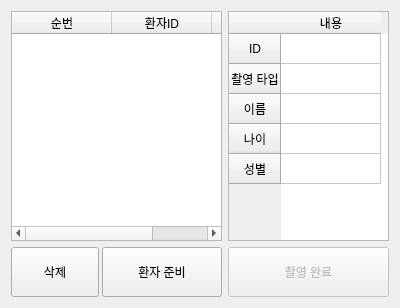
First picture: the form in Project/src/imaging/ImagingSW/patientmanager.ui, repository AndaCondaa/Dental_Imaging_SW_System, before the edit.
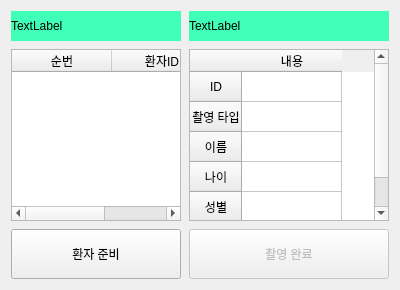
Second picture: the form after the edit.

Diff of the .ui file:
```diff
--- a/Project/src/imaging/ImagingSW/patientmanager.ui
+++ b/Project/src/imaging/ImagingSW/patientmanager.ui
@@ -7,17 +7,55 @@
     <x>0</x>
     <y>0</y>
     <width>400</width>
-    <height>308</height>
+    <height>290</height>
    </rect>
   </property>
+  <property name="minimumSize">
+   <size>
+    <width>0</width>
+    <height>290</height>
+   </size>
+  </property>
+  <property name="maximumSize">
+   <size>
+    <width>16777215</width>
+    <height>290</height>
+   </size>
+  </property>
   <property name="windowTitle">
    <string>Form</string>
   </property>
-  <layout class="QGridLayout" name="gridLayout">
-   <item row="0" column="0">
     <layout class="QHBoxLayout" name="horizontalLayout_2">
+   <property name="spacing">
+    <number>8</number>
+   </property>
      <item>
-      <layout class="QVBoxLayout" name="verticalLayout_2">
+    <layout class="QVBoxLayout" name="verticalLayout">
+     <property name="spacing">
+      <number>8</number>
+     </property>
+     <item>
+      <widget class="QLabel" name="patientTitleLabel">
+       <property name="minimumSize">
+        <size>
+         <width>170</width>
+         <height>30</height>
+        </size>
+       </property>
+       <property name="maximumSize">
+        <size>
+         <width>170</width>
+         <height>30</height>
+        </size>
+       </property>
+       <property name="styleSheet">
+        <string notr="true">background-color: rgb(64, 255, 182);</string>
+       </property>
+       <property name="text">
+        <string>TextLabel</string>
+       </property>
+      </widget>
+     </item>
        <item>
         <widget class="QTreeWidget" name="waitTreeWidget">
          <property name="sizePolicy">
@@ -26,6 +64,18 @@
            <verstretch>0</verstretch>
           </sizepolicy>
          </property>
+       <property name="minimumSize">
+        <size>
+         <width>170</width>
+         <height>0</height>
+        </size>
+       </property>
+       <property name="maximumSize">
+        <size>
+         <width>170</width>
+         <height>16777215</height>
+        </size>
+       </property>
          <column>
           <property name="text">
            <string>순번</string>
@@ -81,41 +131,28 @@
        <item>
         <layout class="QHBoxLayout" name="horizontalLayout">
          <property name="spacing">
-          <number>3</number>
-         </property>
-         <item>
-          <widget class="QPushButton" name="deleteButton">
-           <property name="sizePolicy">
-            <sizepolicy hsizetype="Preferred" vsizetype="Preferred">
-             <horstretch>0</horstretch>
-             <verstretch>0</verstretch>
-            </sizepolicy>
-           </property>
-           <property name="minimumSize">
-            <size>
-             <width>50</width>
-             <height>50</height>
-            </size>
-           </property>
-           <property name="text">
-            <string>삭제</string>
-           </property>
-          </widget>
-         </item>
+        <number>0</number>
+       </property>
          <item>
           <widget class="QPushButton" name="patientReadyButton">
            <property name="sizePolicy">
-            <sizepolicy hsizetype="Preferred" vsizetype="Preferred">
+          <sizepolicy hsizetype="Minimum" vsizetype="Preferred">
              <horstretch>0</horstretch>
              <verstretch>0</verstretch>
             </sizepolicy>
            </property>
            <property name="minimumSize">
             <size>
-             <width>120</width>
+           <width>0</width>
              <height>50</height>
             </size>
            </property>
+         <property name="maximumSize">
+          <size>
+           <width>123123</width>
+           <height>16777215</height>
+          </size>
+         </property>
            <property name="text">
             <string>환자 준비</string>
            </property>
@@ -126,18 +163,51 @@
       </layout>
      </item>
      <item>
-      <layout class="QVBoxLayout" name="verticalLayout">
+    <layout class="QVBoxLayout" name="verticalLayout_3">
+     <property name="spacing">
+      <number>8</number>
+     </property>
+     <item>
+      <widget class="QLabel" name="patientTitleLabel_2">
+       <property name="sizePolicy">
+        <sizepolicy hsizetype="Expanding" vsizetype="Preferred">
+         <horstretch>0</horstretch>
+         <verstretch>0</verstretch>
+        </sizepolicy>
+       </property>
+       <property name="minimumSize">
+        <size>
+         <width>186</width>
+         <height>30</height>
+        </size>
+       </property>
+       <property name="maximumSize">
+        <size>
+         <width>123234</width>
+         <height>30</height>
+        </size>
+       </property>
+       <property name="styleSheet">
+        <string notr="true">background-color: rgb(64, 255, 182);</string>
+       </property>
+       <property name="text">
+        <string>TextLabel</string>
+       </property>
+      </widget>
+     </item>
+     <item>
+      <layout class="QVBoxLayout" name="verticalLayout_2">
        <item>
         <widget class="QTableWidget" name="infoTableWidget">
          <property name="minimumSize">
           <size>
-           <width>161</width>
+           <width>186</width>
            <height>0</height>
           </size>
          </property>
          <property name="maximumSize">
           <size>
-           <width>161</width>
+           <width>123123</width>
            <height>16777215</height>
           </size>
          </property>
@@ -251,6 +321,12 @@
          <property name="enabled">
           <bool>false</bool>
          </property>
+         <property name="sizePolicy">
+          <sizepolicy hsizetype="Expanding" vsizetype="Fixed">
+           <horstretch>0</horstretch>
+           <verstretch>0</verstretch>
+          </sizepolicy>
+         </property>
          <property name="minimumSize">
           <size>
            <width>161</width>
@@ -259,7 +335,7 @@
          </property>
          <property name="maximumSize">
           <size>
-           <width>161</width>
+           <width>16777215</width>
            <height>16777215</height>
           </size>
          </property>
```
Lines whose indentation alone changed are shown as unchanged.
